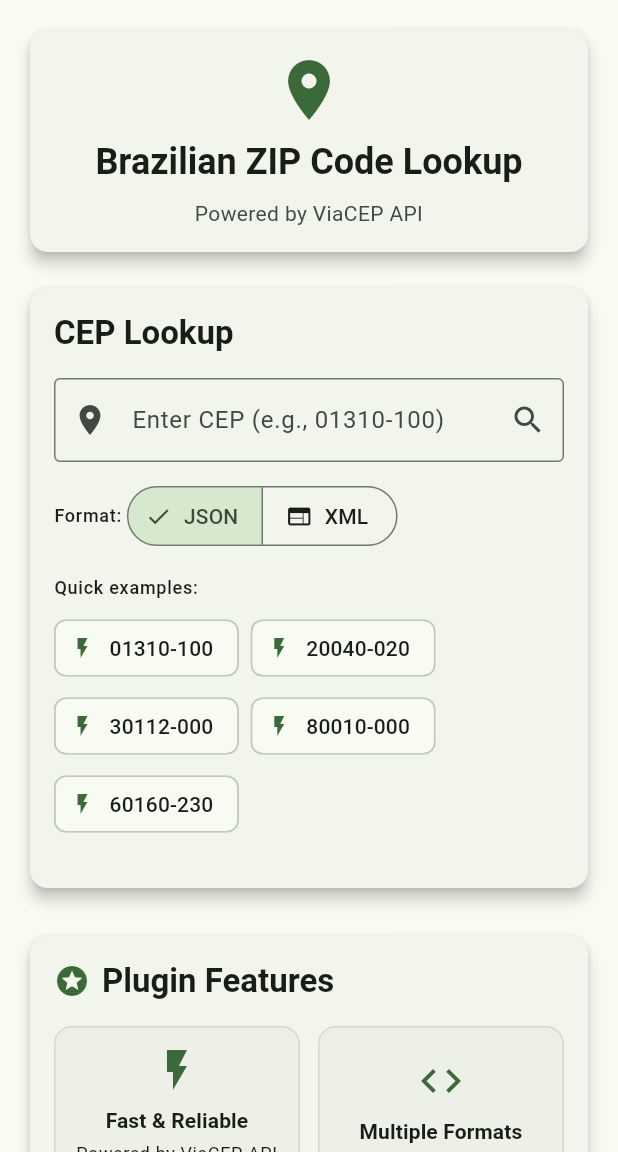
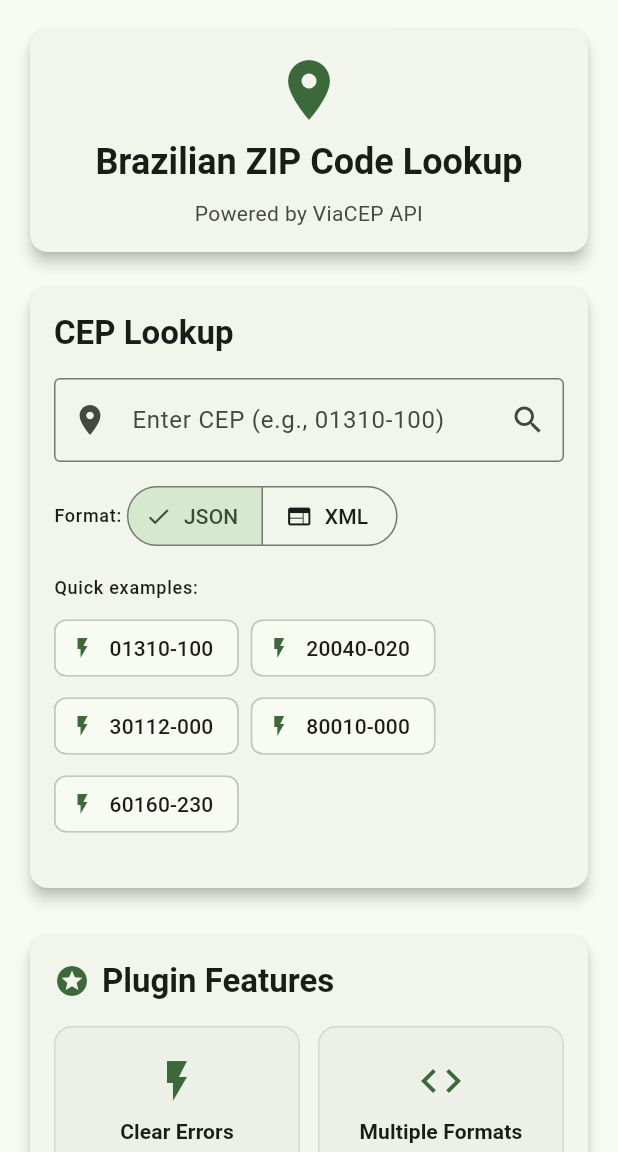
Before and after one commit to vitoramaral10/flutter_cep2, a Flutter app: the screen it shows after launch, on a phone screen of 412 x 824 dp, the part 84-1236 px from its top. Run offline on Flutter 3.47's test engine with Material 3 defaults, Android fonts, the phone set to English and light mode, and no system bars.

Commit message:
refactor(example): lista de recursos em records const

```diff
--- a/example/lib/main.dart
+++ b/example/lib/main.dart
@@ -540,41 +540,41 @@ class _AddressRow extends StatelessWidget {
 class _FeaturesList extends StatelessWidget {
   const _FeaturesList();
 
+  static const _features = [
+    (
+      icon: Icons.flash_on,
+      title: 'Clear Errors',
+      description: 'One CepException with a type for every failure',
+    ),
+    (
+      icon: Icons.code,
+      title: 'Multiple Formats',
+      description: 'Supports JSON and XML output formats',
+    ),
+    (
+      icon: Icons.phone_android,
+      title: 'Cross Platform',
+      description: 'Works on Android, iOS, Web, Windows, macOS, and Linux',
+    ),
+    (
+      icon: Icons.security,
+      title: 'Null Safety',
+      description: 'Built with modern Dart null safety features',
+    ),
+    (
+      icon: Icons.bug_report,
+      title: 'Well Tested',
+      description: 'Test suite with 100% line coverage',
+    ),
+    (
+      icon: Icons.integration_instructions,
+      title: 'Easy Integration',
+      description: 'One class, one method, one exception',
+    ),
+  ];
+
   @override
   Widget build(BuildContext context) {
-    final features = [
-      {
-        'icon': Icons.flash_on,
-        'title': 'Fast & Reliable',
-        'description':
-            'Powered by ViaCEP API with comprehensive error handling',
-      },
-      {
-        'icon': Icons.code,
-        'title': 'Multiple Formats',
-        'description': 'Supports JSON and XML output formats',
-      },
-      {
-        'icon': Icons.phone_android,
-        'title': 'Cross Platform',
-        'description': 'Works on Android, iOS, Web, Windows, macOS, and Linux',
-      },
-      {
-        'icon': Icons.security,
-        'title': 'Null Safety',
-        'description': 'Built with modern Dart null safety features',
-      },
-      {
-        'icon': Icons.bug_report,
-        'title': 'Well Tested',
-        'description': 'Comprehensive test suite with 100% coverage',
-      },
-      {
-        'icon': Icons.integration_instructions,
-        'title': 'Easy Integration',
-        'description': 'Simple API with excellent documentation',
-      },
-    ];
 
     return Card(
       elevation: 4,
@@ -605,9 +605,9 @@ class _FeaturesList extends StatelessWidget {
                 crossAxisSpacing: 12,
                 mainAxisSpacing: 12,
               ),
-              itemCount: features.length,
+              itemCount: _features.length,
               itemBuilder: (context, index) {
-                final feature = features[index];
+                final feature = _features[index];
                 return Container(
                   padding: const EdgeInsets.all(12),
                   decoration: BoxDecoration(
@@ -624,13 +624,13 @@ class _FeaturesList extends StatelessWidget {
                     mainAxisAlignment: MainAxisAlignment.center,
                     children: [
                       Icon(
-                        feature['icon'] as IconData,
+                        feature.icon,
                         size: 32,
                         color: Theme.of(context).colorScheme.primary,
                       ),
                       const SizedBox(height: 8),
                       Text(
-                        feature['title'] as String,
+                        feature.title,
                         style: Theme.of(context).textTheme.titleSmall?.copyWith(
                           fontWeight: FontWeight.bold,
                         ),
@@ -638,7 +638,7 @@ class _FeaturesList extends StatelessWidget {
                       ),
                       const SizedBox(height: 4),
                       Text(
-                        feature['description'] as String,
+                        feature.description,
                         style: Theme.of(context).textTheme.bodySmall,
                         textAlign: TextAlign.center,
                         maxLines: 3,
```
